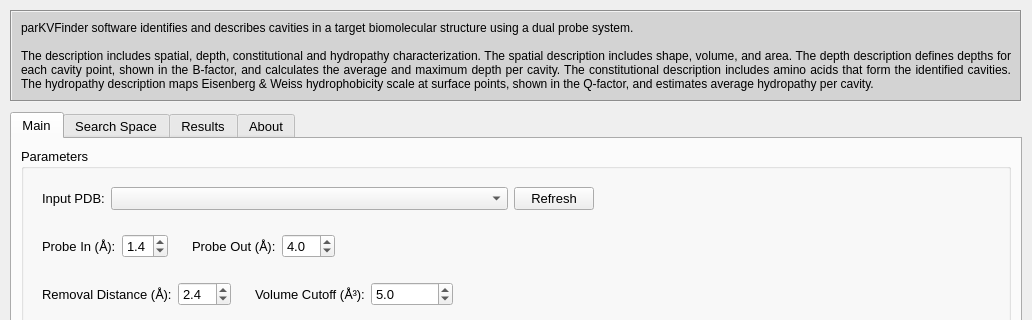
Qt form PyMOL-KVFinder-web-tools/PyMOL-KVFinder-web-tools.ui (LBC-LNBio/PyMOL-KVFinder-web-Tools) before a commit; both pictures show x 0 to 1032 and y 0 to 320 of the 1032 by 771 pixel window.
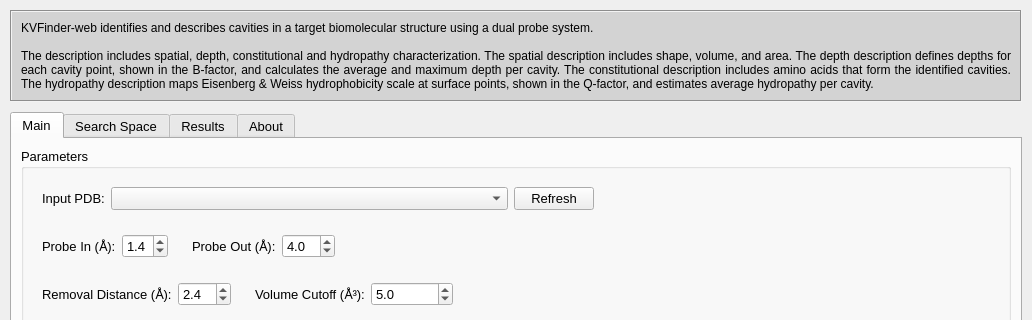
The same form after that commit.

Commit message: Update pymol plugin description

The edit to the form file:
```diff
--- a/PyMOL-KVFinder-web-tools/PyMOL-KVFinder-web-tools.ui
+++ b/PyMOL-KVFinder-web-tools/PyMOL-KVFinder-web-tools.ui
@@ -77,7 +77,7 @@
        <enum>QFrame::Sunken</enum>
       </property>
       <property name="text">
-       <string notr="true">parKVFinder software identifies and describes cavities in a target biomolecular structure using a dual probe system.
+       <string notr="true">KVFinder-web identifies and describes cavities in a target biomolecular structure using a dual probe system.
 
 The description includes spatial, depth, constitutional and hydropathy characterization. The spatial description includes shape, volume, and area. The depth description defines depths for each cavity point, shown in the B-factor, and calculates the average and maximum depth per cavity. The constitutional description includes amino acids that form the identified cavities. The hydropathy description maps Eisenberg &amp; Weiss hydrophobicity scale at surface points, shown in the Q-factor, and estimates average hydropathy per cavity.</string>
       </property>
```
